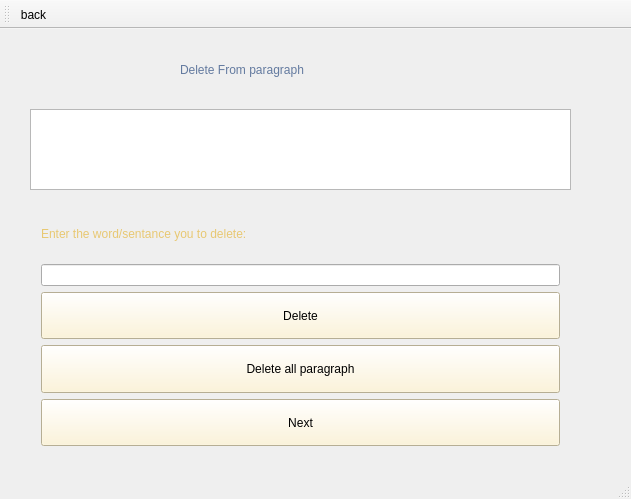
Before: the Qt Designer form DeletePage.ui in Rrr3rrr2004/Word-Frequency-Count, drawn with Qt 5.
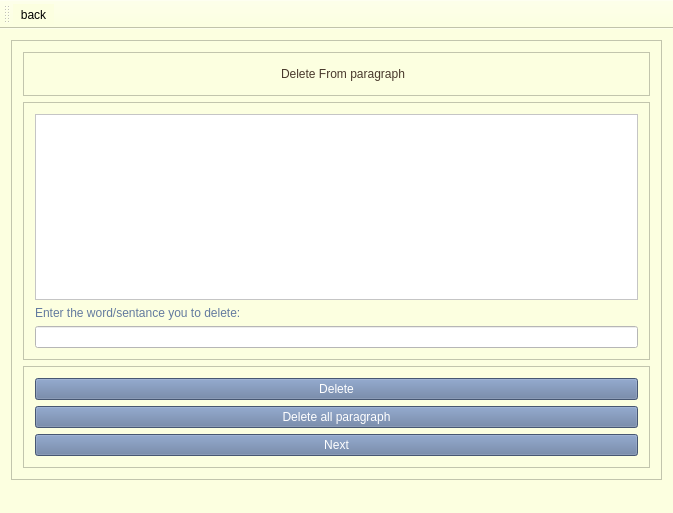
After: the same form once the commit is applied. Icons and pictures are not drawn.

```diff
--- a/DeletePage.ui
+++ b/DeletePage.ui
@@ -6,69 +6,138 @@
    <rect>
     <x>0</x>
     <y>0</y>
-    <width>631</width>
-    <height>499</height>
+    <width>673</width>
+    <height>513</height>
    </rect>
   </property>
   <property name="windowTitle">
    <string>DeletePage</string>
   </property>
+  <property name="styleSheet">
+   <string notr="true">background-color: rgb(252, 255, 224);</string>
+  </property>
   <widget class="QWidget" name="centralWidget">
+   <layout class="QGridLayout" name="gridLayout_4">
+    <item row="0" column="0">
+     <widget class="QFrame" name="frame">
+      <property name="frameShape">
+       <enum>QFrame::Shape::StyledPanel</enum>
+      </property>
+      <property name="frameShadow">
+       <enum>QFrame::Shadow::Raised</enum>
+      </property>
+      <layout class="QGridLayout" name="gridLayout_5">
+       <item row="0" column="0">
+        <widget class="QFrame" name="frame_2">
+         <property name="frameShape">
+          <enum>QFrame::Shape::StyledPanel</enum>
+         </property>
+         <property name="frameShadow">
+          <enum>QFrame::Shadow::Raised</enum>
+         </property>
+         <layout class="QGridLayout" name="gridLayout">
+          <item row="0" column="2">
    <widget class="QLabel" name="title">
-    <property name="geometry">
-     <rect>
-      <x>180</x>
-      <y>20</y>
-      <width>311</width>
-      <height>41</height>
-     </rect>
-    </property>
     <property name="styleSheet">
-     <string notr="true">color: rgb(99, 122, 159);
-font: 17pt &quot;Stencil&quot;;</string>
+             <string notr="true">font: 30pt &quot;Stencil&quot;;
+color: rgb(73, 57, 44);
+</string>
     </property>
     <property name="text">
      <string>Delete From paragraph</string>
     </property>
    </widget>
+          </item>
+          <item row="0" column="0">
+           <spacer name="horizontalSpacer">
+            <property name="orientation">
+             <enum>Qt::Orientation::Horizontal</enum>
+            </property>
+            <property name="sizeHint" stdset="0">
+             <size>
+              <width>40</width>
+              <height>20</height>
+             </size>
+            </property>
+           </spacer>
+          </item>
+          <item row="0" column="1">
    <widget class="QLabel" name="deleteLogo">
-    <property name="geometry">
-     <rect>
-      <x>110</x>
-      <y>10</y>
-      <width>71</width>
-      <height>61</height>
-     </rect>
-    </property>
     <property name="text">
      <string/>
     </property>
    </widget>
-   <widget class="QWidget" name="verticalLayoutWidget">
-    <property name="geometry">
-     <rect>
-      <x>30</x>
-      <y>170</y>
-      <width>541</width>
-      <height>258</height>
-     </rect>
-    </property>
-    <layout class="QVBoxLayout" name="verticalLayout">
-     <item>
+          </item>
+          <item row="0" column="3">
+           <spacer name="horizontalSpacer_2">
+            <property name="orientation">
+             <enum>Qt::Orientation::Horizontal</enum>
+            </property>
+            <property name="sizeHint" stdset="0">
+             <size>
+              <width>40</width>
+              <height>20</height>
+             </size>
+            </property>
+           </spacer>
+          </item>
+         </layout>
+        </widget>
+       </item>
+       <item row="1" column="0">
+        <widget class="QFrame" name="frame_3">
+         <property name="frameShape">
+          <enum>QFrame::Shape::StyledPanel</enum>
+         </property>
+         <property name="frameShadow">
+          <enum>QFrame::Shadow::Raised</enum>
+         </property>
+         <layout class="QGridLayout" name="gridLayout_2">
+          <item row="0" column="0">
+           <widget class="QTextEdit" name="display">
+            <property name="styleSheet">
+             <string notr="true">font: 700 12pt &quot;Times New Roman&quot;;
+color: rgb(99, 122, 159);
+background-color: rgb(255, 255, 255);</string>
+            </property>
+            <property name="readOnly">
+             <bool>true</bool>
+            </property>
+           </widget>
+          </item>
+          <item row="1" column="0">
       <widget class="QLabel" name="subTitle">
        <property name="styleSheet">
-        <string notr="true">color: rgb(232, 200, 114);
-font: 700 12pt &quot;Times New Roman&quot;;</string>
+             <string notr="true">font: 700 15pt &quot;Times New Roman&quot;;
+color: rgb(99, 122, 159);</string>
        </property>
        <property name="text">
         <string>Enter the word/sentance you to delete:</string>
        </property>
       </widget>
      </item>
-     <item>
-      <widget class="QLineEdit" name="delText"/>
-     </item>
-     <item>
+          <item row="2" column="0">
+           <widget class="QLineEdit" name="delText">
+            <property name="styleSheet">
+             <string notr="true">font: 700 12pt &quot;Times New Roman&quot;;
+color: rgb(99, 122, 159);
+background-color: rgb(255, 255, 255);</string>
+            </property>
+           </widget>
+          </item>
+         </layout>
+        </widget>
+       </item>
+       <item row="2" column="0">
+        <widget class="QFrame" name="frame_4">
+         <property name="frameShape">
+          <enum>QFrame::Shape::StyledPanel</enum>
+         </property>
+         <property name="frameShadow">
+          <enum>QFrame::Shadow::Raised</enum>
+         </property>
+         <layout class="QGridLayout" name="gridLayout_3">
+          <item row="0" column="0">
       <widget class="QPushButton" name="deleteButton">
        <property name="sizePolicy">
         <sizepolicy hsizetype="Minimum" vsizetype="Preferred">
@@ -77,15 +146,16 @@
         </sizepolicy>
        </property>
        <property name="styleSheet">
-        <string notr="true">background-color: rgb(255, 243, 207);
-font: 700 10pt &quot;Times New Roman&quot;;</string>
+             <string notr="true">font: 700 15pt &quot;Traditional Arabic&quot;;
+background-color: rgb(99, 122, 159);
+color: rgb(255, 255, 255);</string>
        </property>
        <property name="text">
         <string>Delete</string>
        </property>
       </widget>
      </item>
-     <item>
+          <item row="1" column="0">
       <widget class="QPushButton" name="delete_allButton">
        <property name="sizePolicy">
         <sizepolicy hsizetype="Minimum" vsizetype="Preferred">
@@ -94,15 +164,16 @@
         </sizepolicy>
        </property>
        <property name="styleSheet">
-        <string notr="true">background-color: rgb(255, 243, 207);
-font: 700 10pt &quot;Times New Roman&quot;;</string>
+             <string notr="true">font: 700 15pt &quot;Traditional Arabic&quot;;
+background-color: rgb(99, 122, 159);
+color: rgb(255, 255, 255);</string>
        </property>
        <property name="text">
         <string>Delete all paragraph</string>
        </property>
       </widget>
      </item>
-     <item>
+          <item row="2" column="0">
       <widget class="QPushButton" name="next">
        <property name="sizePolicy">
         <sizepolicy hsizetype="Minimum" vsizetype="Preferred">
@@ -111,8 +182,9 @@
         </sizepolicy>
        </property>
        <property name="styleSheet">
-        <string notr="true">background-color: rgb(255, 243, 207);
-font: 700 10pt &quot;Times New Roman&quot;;</string>
+             <string notr="true">font: 700 15pt &quot;Traditional Arabic&quot;;
+background-color: rgb(99, 122, 159);
+color: rgb(255, 255, 255);</string>
        </property>
        <property name="text">
         <string>Next</string>
@@ -121,19 +193,13 @@
      </item>
     </layout>
    </widget>
-   <widget class="QTextEdit" name="display">
-    <property name="geometry">
-     <rect>
-      <x>30</x>
-      <y>80</y>
-      <width>541</width>
-      <height>81</height>
-     </rect>
-    </property>
-    <property name="readOnly">
-     <bool>true</bool>
-    </property>
-   </widget>
+       </item>
+      </layout>
+     </widget>
+    </item>
+   </layout>
+   <zorder>frame</zorder>
+   <zorder>verticalLayoutWidget</zorder>
   </widget>
   <widget class="QToolBar" name="mainToolBar">
    <attribute name="toolBarArea">
```
Left out of the diff: 9 changed lines with no effect on the pictures. Lines whose indentation alone changed are shown as unchanged.
